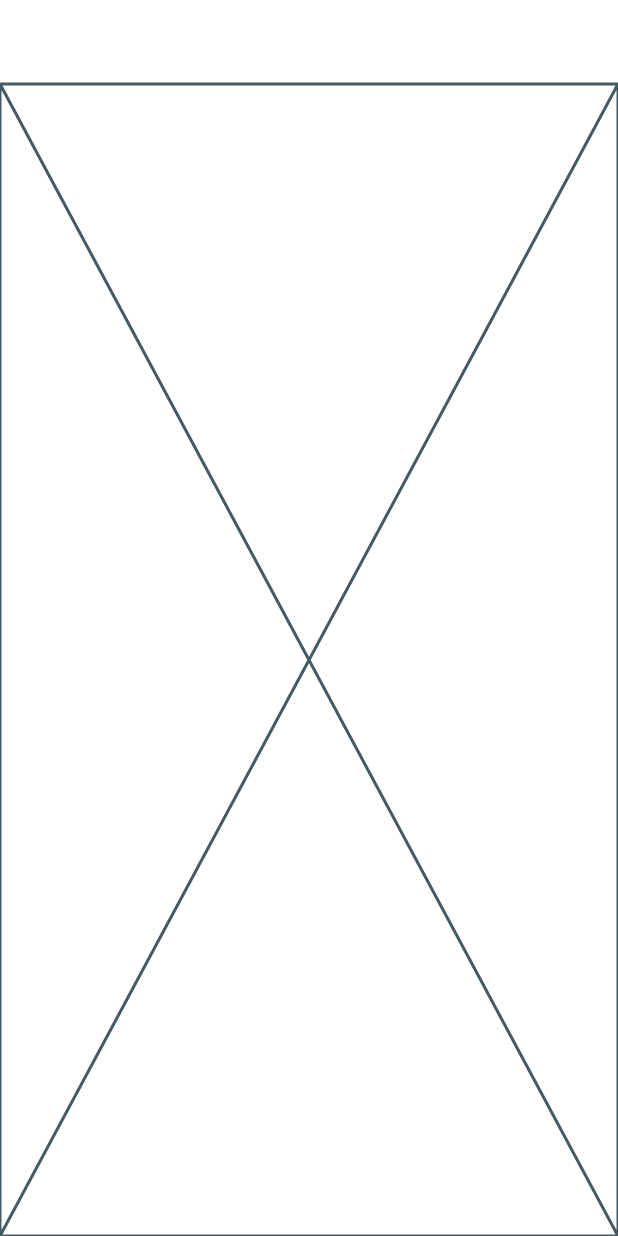
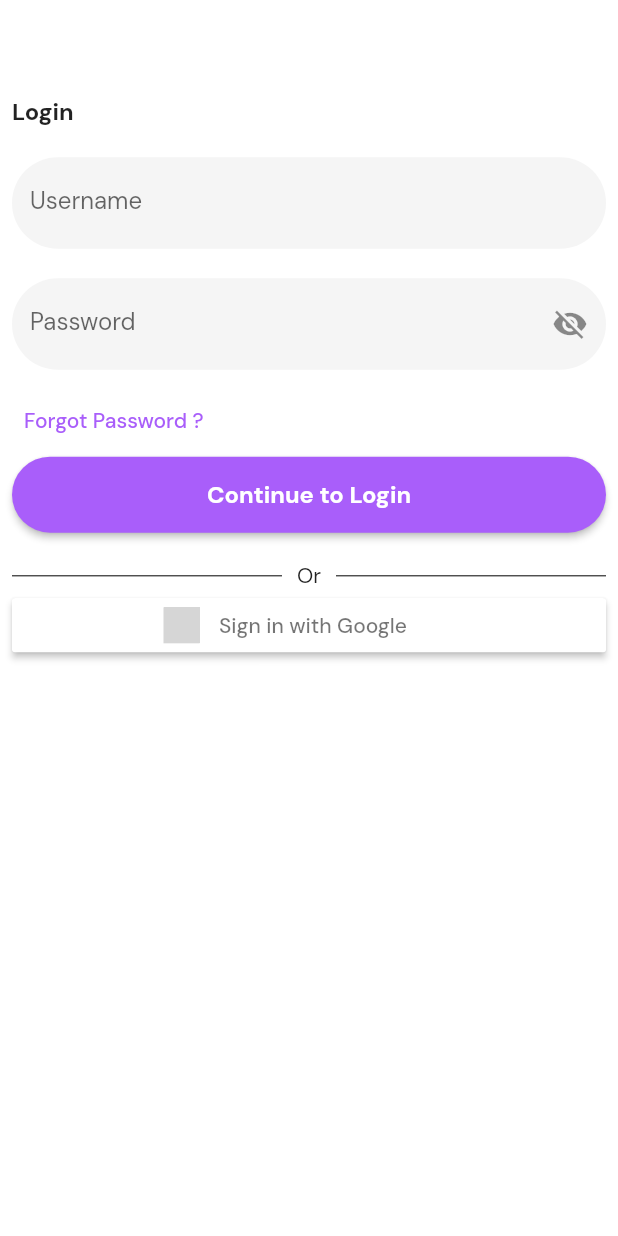
Before and after one commit to Shaleenokotch/furniture-app, a Flutter app: the LoginScreen screen opened directly, on a phone screen of 412 x 824 dp. Run offline on Flutter 3.47's test engine with Material 2 defaults, Android fonts, the phone set to English and light mode, and no system bars; our stand-ins replace firebase_core, flutter_signin_button, google_fonts; accounts and stored records are empty; grey boxes are pictures that could not be loaded.

Commit message:
add login

```diff
--- /dev/null
+++ b/lib/components/horizontaltext.dart
@@ -0,0 +1,28 @@
+import 'package:flutter/material.dart';
+
+class HorizontalTextLine extends StatelessWidget {
+  const HorizontalTextLine({Key? key, required this.height, required this.label}) : super(key: key);
+  final String label;
+  final double height;
+
+  @override
+  Widget build(BuildContext context) {
+    return Row(
+      children: [
+        Expanded(child: Container(
+          padding: const EdgeInsets.only(right: 10),
+          child: Divider(
+            color: Colors.black,height: height,
+          ),
+        )),
+        Text(label),
+        Expanded(child: Container(
+          padding: const EdgeInsets.only(left: 10),
+          child: Divider(
+            color: Colors.black,height: height,
+          ),
+        )),
+      ],
+    );
+  }
+}
--- a/lib/main.dart
+++ b/lib/main.dart
@@ -1,10 +1,18 @@
+import 'package:firebase_core/firebase_core.dart';
 import 'package:flutter/material.dart';
 import 'package:flutter/services.dart';
 import 'package:furniture/screens/homescreen.dart';
+import 'package:furniture/screens/login/login_screen.dart';
 import 'package:furniture/utils/constants.dart';
 import 'package:google_fonts/google_fonts.dart';
 
-void main() {
+import 'firebase_options.dart';
+
+void main() async{
+  WidgetsFlutterBinding.ensureInitialized();
+  await Firebase.initializeApp(
+    options: DefaultFirebaseOptions.currentPlatform,
+  );
   runApp(const MyApp());
 }
 
@@ -22,12 +30,12 @@ class MyApp extends StatelessWidget {
           textTheme:
               GoogleFonts.dmSansTextTheme().apply(displayColor: kTextColor),
           visualDensity: VisualDensity.adaptivePlatformDensity,
-          primarySwatch: Colors.blue,
+          primarySwatch: Colors.purple,
           appBarTheme: const AppBarTheme(
               color: Colors.transparent,
               elevation: 0,
               systemOverlayStyle: SystemUiOverlayStyle.light)),
-      home: const HomeScreen(),
+      home: const LoginScreen(),
     );
   }
 }
--- a/lib/screens/login/component/login_widget.dart
+++ b/lib/screens/login/component/login_widget.dart
@@ -1,4 +1,11 @@
 import 'package:flutter/material.dart';
+import 'package:flutter_signin_button/button_list.dart';
+import 'package:flutter_signin_button/button_view.dart';
+import 'package:furniture/components/horizontaltext.dart';
+import 'package:furniture/components/texttitle.dart';
+import 'package:furniture/utils/size_config.dart';
+
+import '../../../utils/constants.dart';
 
 class LoginWidget extends StatefulWidget {
   const LoginWidget({Key? key}) : super(key: key);
@@ -8,8 +15,92 @@ class LoginWidget extends StatefulWidget {
 }
 
 class _LoginWidgetState extends State<LoginWidget> {
+  bool obscurePass = true;
   @override
   Widget build(BuildContext context) {
-    return const Placeholder();
+    return Container(
+      padding: const EdgeInsets.all(8.0),
+      child: Form(
+        child: Column(
+          crossAxisAlignment: CrossAxisAlignment.start,
+          children: [
+            TextTitle(
+              text: "Login",
+            ),
+            SizedBox(
+              height: SizeConfig.defaultSize * 2,
+            ),
+            TextFormField(
+              decoration: InputDecoration(
+                  filled: true,
+                  labelText: "Username",
+                  border: OutlineInputBorder(
+                      borderRadius:
+                          BorderRadius.circular(SizeConfig.defaultSize * 8),
+                      borderSide: BorderSide.none)),
+            ),
+            SizedBox(
+              height: SizeConfig.defaultSize * 2,
+            ),
+            TextFormField(
+              obscureText: obscurePass,
+              decoration: InputDecoration(
+                  filled: true,
+                  labelText: "Password",
+                  suffixIcon: IconButton(
+                      onPressed: () {
+                        setState(() {
+                          obscurePass = !obscurePass;
+                        });
+                      },
+                      icon: obscurePass
+                          ? const Icon(Icons.visibility_off)
+                          : const Icon(Icons.visibility)),
+                  border: OutlineInputBorder(
+                      borderRadius:
+                          BorderRadius.circular(SizeConfig.defaultSize * 8),
+                      borderSide: BorderSide.none)),
+            ),
+            SizedBox(
+              height: SizeConfig.defaultSize,
+            ),
+            TextButton(
+                onPressed: () {},
+                child: const Text(
+                  "Forgot Password ?",
+                  style: TextStyle(color: kPrimaryColor),
+                )),
+            SizedBox(
+              width: double.infinity,
+              child: ElevatedButton(
+                onPressed: () {},
+                style: ElevatedButton.styleFrom(
+                    backgroundColor: kPrimaryColor,
+                    shape: RoundedRectangleBorder(
+                        borderRadius: BorderRadius.circular(50)),
+                    padding: EdgeInsets.all(SizeConfig.defaultSize * 1.5)),
+                child: Text(
+                  'Continue to Login',
+                  style: TextStyle(
+                      fontSize: SizeConfig.defaultSize * 1.6,
+                      fontWeight: FontWeight.bold),
+                ),
+              ),
+            ),
+            SizedBox(
+              height: SizeConfig.defaultSize * 2,
+            ),
+            HorizontalTextLine(height: SizeConfig.defaultSize, label: "Or"),
+            SizedBox(
+              width: double.infinity,
+              child: SignInButton(
+                Buttons.Google,
+                onPressed: () {},
+              ),
+            ),
+          ],
+        ),
+      ),
+    );
   }
 }
--- a/lib/screens/login/login_screen.dart
+++ b/lib/screens/login/login_screen.dart
@@ -1,11 +1,13 @@
 import 'package:flutter/material.dart';
 import 'package:furniture/screens/login/component/login_widget.dart';
+import 'package:furniture/utils/size_config.dart';
 
 class LoginScreen extends StatelessWidget {
   const LoginScreen({Key? key}) : super(key: key);
 
   @override
   Widget build(BuildContext context) {
+    SizeConfig.init(context);
     return Scaffold(
       appBar: AppBar(),
       body: const LoginWidget(),
--- a/pubspec.yaml
+++ b/pubspec.yaml
@@ -39,6 +39,8 @@ dependencies:
   google_fonts: ^4.0.0
   http: ^0.13.5
   firebase_core: ^2.4.1
+  flutter_signin_button: ^2.0.0
+  firebase_auth: ^4.2.6
 
 dev_dependencies:
   flutter_test:
```
Also changed, not shown: pubspec.lock, 1 other file.
